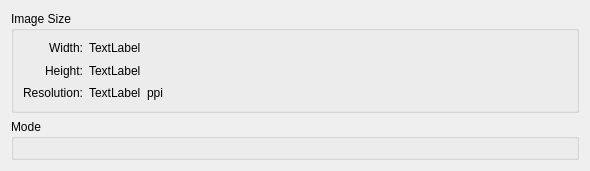
Old version of the form krita/ui/forms/wdgimageproperties.ui in the repository KDE/krita.
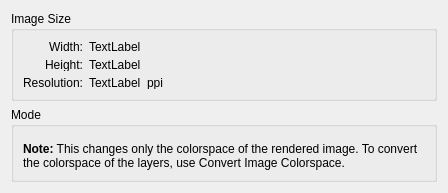
New version of the form. Custom widgets are drawn as their Qt base class.

The edit to the form file:
```diff
--- a/krita/ui/forms/wdgimageproperties.ui
+++ b/krita/ui/forms/wdgimageproperties.ui
@@ -6,8 +6,8 @@
    <rect>
     <x>0</x>
     <y>0</y>
-    <width>590</width>
-    <height>164</height>
+    <width>448</width>
+    <height>193</height>
    </rect>
   </property>
   <property name="windowTitle">
@@ -117,6 +117,19 @@
       <item>
        <widget class="KisColorSpaceSelector" name="colorSpaceSelector" native="true"/>
       </item>
+      <item>
+       <widget class="QLabel" name="label_2">
+        <property name="text">
+         <string>&lt;html&gt;&lt;head/&gt;&lt;body&gt;&lt;p&gt;&lt;span style=&quot; font-weight:600;&quot;&gt;Note:&lt;/span&gt; This changes only the colorspace of the rendered image. To convert the colorspace of the layers, use Convert Image Colorspace.&lt;/p&gt;&lt;/body&gt;&lt;/html&gt;</string>
+        </property>
+        <property name="textFormat">
+         <enum>Qt::RichText</enum>
+        </property>
+        <property name="wordWrap">
+         <bool>true</bool>
+        </property>
+       </widget>
+      </item>
      </layout>
     </widget>
    </item>
```
